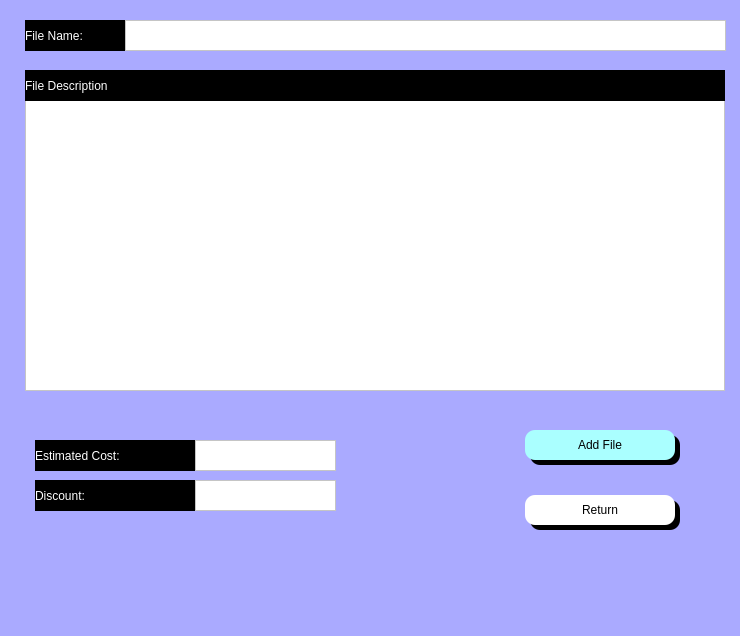
Qt form files_add.ui (Fayadkhan8911/Medico-Desktop-App) before a commit.
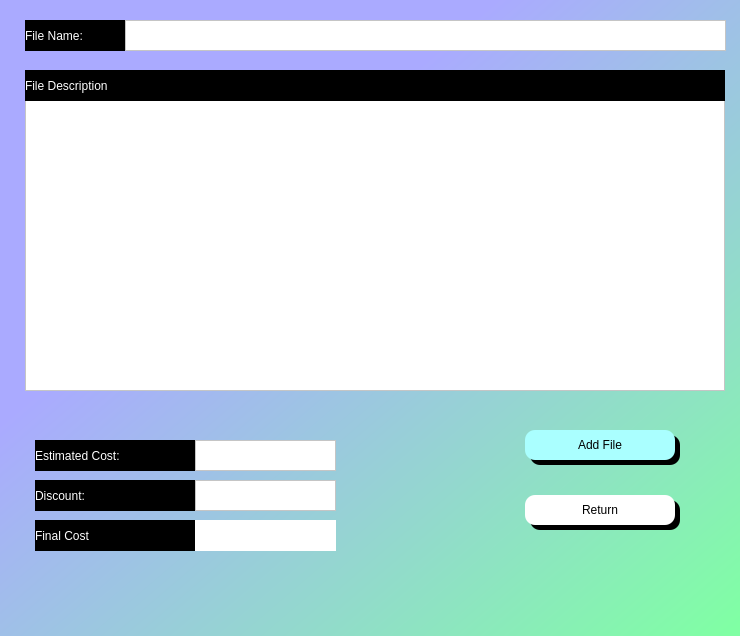
The same form after that commit.

```diff
--- a/files_add.ui
+++ b/files_add.ui
@@ -14,8 +14,9 @@
    <string>Dialog</string>
   </property>
   <property name="styleSheet">
-   <string notr="true">background-color: rgb(0, 170, 255);
-background-color: rgb(170, 170, 255);</string>
+   <string notr="true">
+background-color: rgba(170, 170, 255,.6);
+background-color: qlineargradient(spread:repeat, x1:0, y1:0, x2:1, y2:1, stop:0.333333 rgba(170, 170, 255, 255), stop:0.988701 rgba(128, 255, 164, 255));</string>
   </property>
   <widget class="QLabel" name="fname_srch">
    <property name="geometry">
@@ -281,6 +282,44 @@
     <string>Return</string>
    </property>
   </widget>
+  <widget class="QLabel" name="cost">
+   <property name="geometry">
+    <rect>
+     <x>35</x>
+     <y>520</y>
+     <width>161</width>
+     <height>31</height>
+    </rect>
+   </property>
+   <property name="styleSheet">
+    <string notr="true">
+color: rgb(255, 255, 255);
+background-color: rgb(0, 0, 0);
+
+font:  14pt &quot;Segoe UI &quot;;</string>
+   </property>
+   <property name="text">
+    <string>Final Cost</string>
+   </property>
+  </widget>
+  <widget class="QLabel" name="cost_show">
+   <property name="geometry">
+    <rect>
+     <x>195</x>
+     <y>520</y>
+     <width>141</width>
+     <height>31</height>
+    </rect>
+   </property>
+   <property name="styleSheet">
+    <string notr="true">background-color: rgb(255, 255, 255);
+color: rgb(0, 0, 0);
+font:  14pt &quot;Segoe UI &quot;;</string>
+   </property>
+   <property name="text">
+    <string/>
+   </property>
+  </widget>
   <zorder>fname_srch</zorder>
   <zorder>fname_srch_edit</zorder>
   <zorder>add_complain_edit</zorder>
```
Left out of the diff: 14 changed lines with no effect on the pictures.
